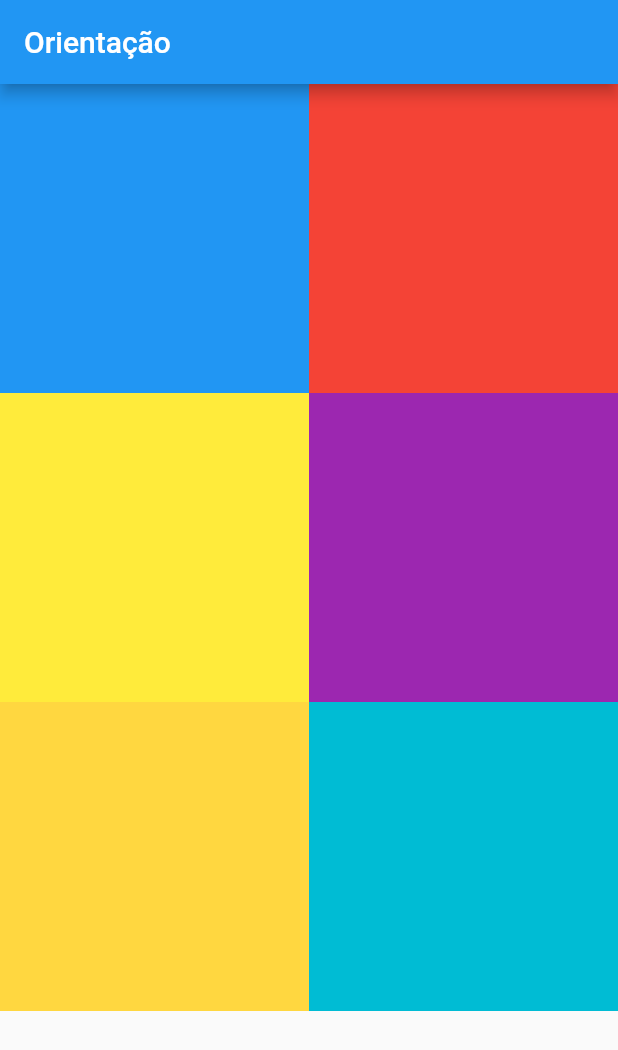
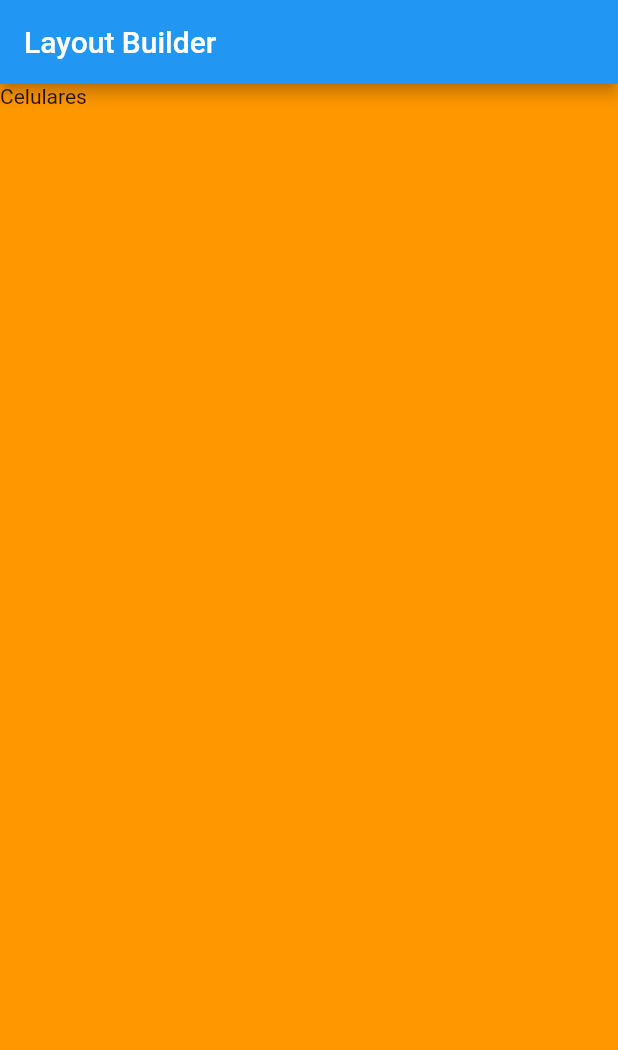
Before and after one commit to da0hn/ramona-flutter-store, a Flutter app: the screen it shows after launch, on a phone screen of 412 x 824 dp. Shown: the top 1050 px of the screen. Run offline on Flutter 3.47's test engine with Material 2 defaults, Android fonts, the light colour scheme and no system bars.

Commit message:
feat: example of responsive UI using `LayoutBuilder` widget

```diff
--- a/lib/main.dart
+++ b/lib/main.dart
@@ -1,12 +1,12 @@
 import 'package:flutter/material.dart';
-import 'package:ramona_store/responsiveness_orientation_builder.dart';
+import 'package:ramona_store/responsiveness_layout_builder.dart';
 
 void main() {
   runApp(
     const MaterialApp(
       title: 'Ramona Store',
       debugShowCheckedModeBanner: false,
-      home: ResponsivenessOrientationBuilder(),
+      home: ResponsivenessLayoutBuilder(),
     ),
   );
 }
--- /dev/null
+++ b/lib/responsiveness_layout_builder.dart
@@ -0,0 +1,45 @@
+import 'package:flutter/material.dart';
+
+class ResponsivenessLayoutBuilder extends StatefulWidget {
+  const ResponsivenessLayoutBuilder({Key? key}) : super(key: key);
+
+  @override
+  _ResponsivenessLayoutBuilderState createState() =>
+      _ResponsivenessLayoutBuilderState();
+}
+
+class _ResponsivenessLayoutBuilderState
+    extends State<ResponsivenessLayoutBuilder> {
+  @override
+  Widget build(BuildContext context) {
+    return Scaffold(
+      appBar: AppBar(
+        title: const Text('Layout Builder'),
+      ),
+      body: Container(
+        width: MediaQuery.of(context).size.width,
+        height: MediaQuery.of(context).size.height,
+        color: Colors.orange,
+        child: LayoutBuilder(
+          builder: (context, constraint) {
+            final width = constraint.maxWidth;
+            final height = constraint.maxHeight;
+
+            print('width: $width X height: $height');
+
+            const smallSmartphoneWidth = 600;
+            const largeSmartphoneAndTabletWidth = 960;
+
+            if (width < smallSmartphoneWidth) {
+              return const Text('Celulares');
+            }
+            if (width < largeSmartphoneAndTabletWidth) {
+              return const Text('Celulares grandes e Tablets');
+            }
+            return const Text('Telas maiores');
+          },
+        ),
+      ),
+    );
+  }
+}
```
